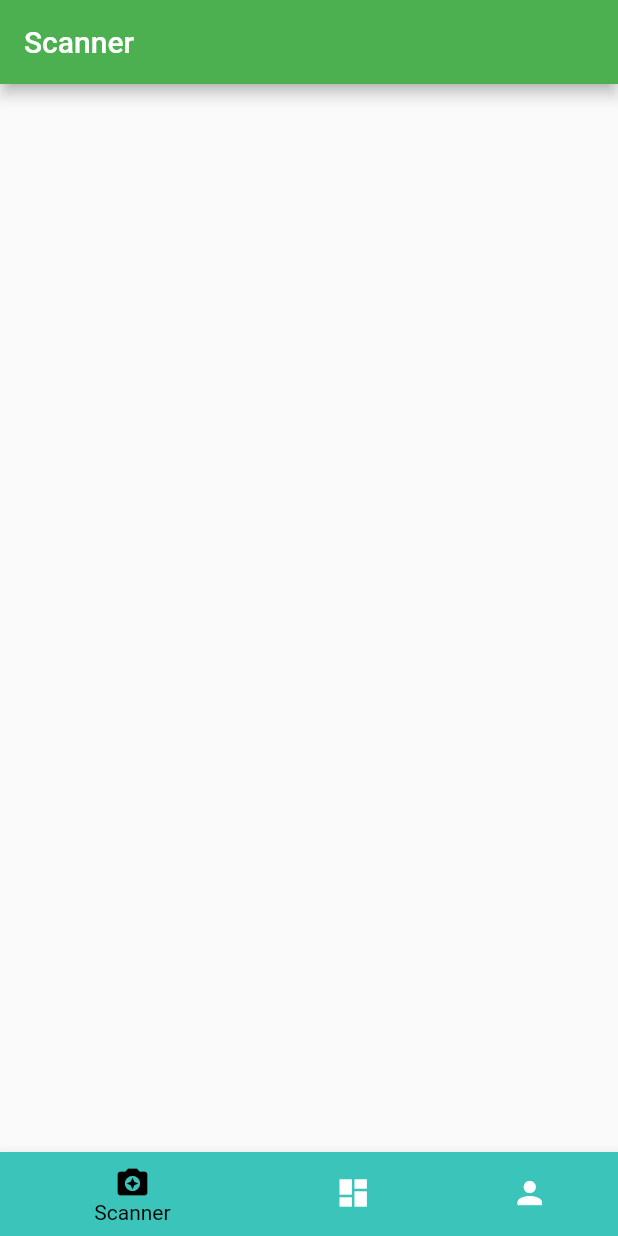
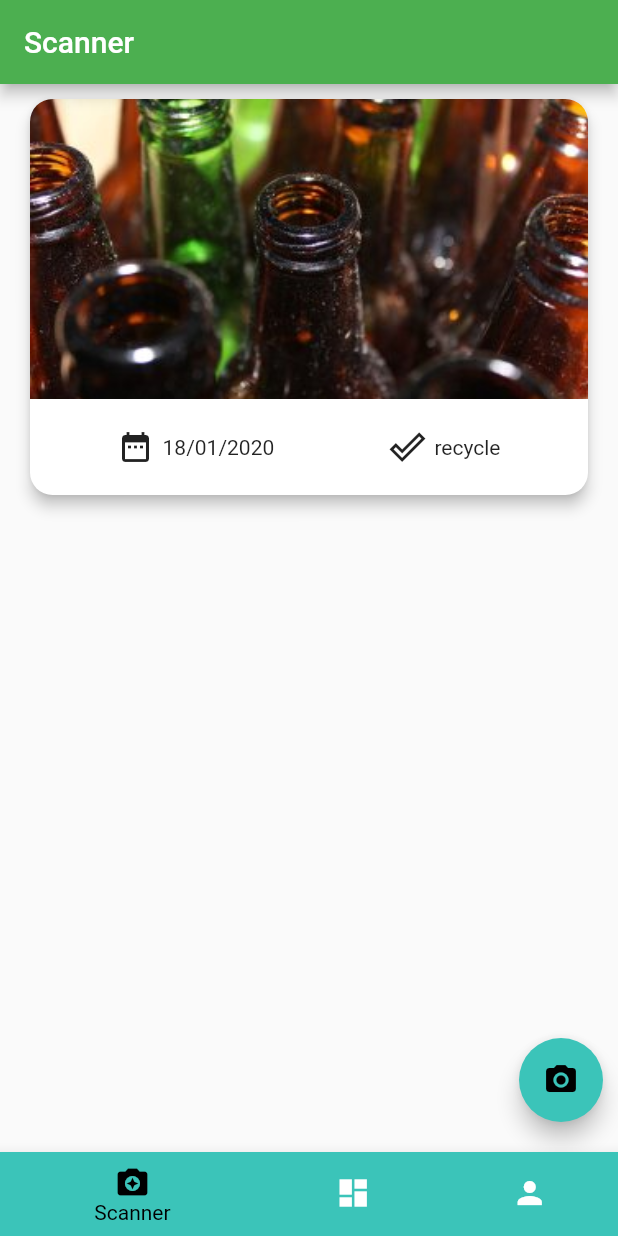
Before and after one commit to FFnewbeees/maga, a Flutter app: the screen it shows after launch, on a phone screen of 412 x 824 dp. Run offline on Flutter 3.47's test engine with Material 2 defaults, Android fonts, the light colour scheme and no system bars; our stand-ins replace firebase_auth, image_picker; missing offline and left inert: dart:ffi; accounts and stored records are empty.

Commit message:
Camera and Gallery

```diff
--- a/lib/camera/camera_screen.dart
+++ b/lib/camera/camera_screen.dart
@@ -1,4 +1,7 @@
+import 'package:flutter/cupertino.dart';
 import 'package:flutter/material.dart';
+import 'package:image_picker/image_picker.dart';
+import 'package:maga/camera/pictureItem.dart';
 
 class CameraScreen extends StatefulWidget {
   @override
@@ -8,8 +11,59 @@ class CameraScreen extends StatefulWidget {
 class _CameraScreenState extends State<CameraScreen> {
   @override
   Widget build(BuildContext context) {
-    return Container(
-
+    return Stack(
+      children: <Widget>[
+        ListView.builder(
+          itemBuilder: (ctx, index) {
+            return PictureItem();
+          },
+          itemCount: 1,
+        ),
+        Positioned(
+          bottom: 20,
+          right: 10,
+          child: FloatingActionButton(
+            child: Icon(Icons.camera_alt),
+            onPressed: _cameraAction,
+          ),
+        ),
+      ],
     );
   }
+
+  void _cameraAction() {
+    showCupertinoModalPopup(
+      context: context,
+      builder: (ctx) {
+        return new CupertinoActionSheet(
+          actions: <Widget>[
+            CupertinoActionSheetAction(
+              child: const Text('Open Camera'),
+              onPressed: (){
+                _getImage(context, ImageSource.camera);
+                Navigator.of(context).pop();
+              },
+            ),
+            CupertinoActionSheetAction(
+              child: const Text('Open Gallery'),
+              onPressed: (){
+                _getImage(context, ImageSource.gallery);
+                Navigator.of(context).pop();
+              },
+            ),
+            SizedBox(height: 20,),
+            CupertinoActionSheetAction(
+              child: const Text('Cancel'),
+              onPressed: () {
+                Navigator.of(context).pop();
+              },
+            ),
+          ],
+        );
+      }
+    );
+  }
+  void _getImage(BuildContext context, ImageSource imageSource){
+    ImagePicker.pickImage(source: imageSource);
+  }
 }
--- /dev/null
+++ b/lib/camera/pictureItem.dart
@@ -0,0 +1,67 @@
+import 'package:flutter/material.dart';
+
+class PictureItem extends StatelessWidget {
+
+  @override
+  Widget build(BuildContext context) {
+    return InkWell(
+      onTap: ()=> null,
+      child: Card(
+        shape: RoundedRectangleBorder(borderRadius: BorderRadius.circular(15)),
+        elevation: 4,
+        margin: EdgeInsets.symmetric(vertical: 10,horizontal: 20),
+        child: Column(
+          children: <Widget>[
+            Stack(
+              children: <Widget>[
+                ClipRRect(
+                  borderRadius: BorderRadius.only(
+                      topLeft: Radius.circular(15),
+                      topRight: Radius.circular(15)),
+                  child: Image.asset(
+                    'assets/recycling.jpg',
+                    height: 200,
+                    width: double.infinity,
+                    fit: BoxFit.cover,
+                  ),
+                ),
+
+              ],
+            ),
+            Padding(
+              padding: const EdgeInsets.all(20),
+              child: Row(
+                mainAxisAlignment: MainAxisAlignment.spaceAround,
+                children: <Widget>[
+                  Row(
+                    children: <Widget>[
+                      Icon(
+                        Icons.date_range,
+                      ),
+                      SizedBox(
+                        width: 6,
+                      ),
+                      Text('18/01/2020'),
+                    ],
+                  ),
+
+                  Row(
+                    children: <Widget>[
+                      Icon(
+                        Icons.done_outline,
+                      ),
+                      SizedBox(
+                        width: 6,
+                      ),
+                      Text('recycle'),
+                    ],
+                  ),
+                ],
+              ),
+            ),
+          ],
+        ),
+      ),
+    );
+  }
+}
--- a/pubspec.yaml
+++ b/pubspec.yaml
@@ -20,7 +20,7 @@ dependencies:
   flutter:
     sdk: flutter
   firebase_auth: ^0.14.0+9
-
+  image_picker: ^0.6.3+1
   # The following adds the Cupertino Icons font to your application.
   # Use with the CupertinoIcons class for iOS style icons.
   cupertino_icons: ^0.1.2
```
Also changed, not shown: pubspec.lock, 2 other files.
